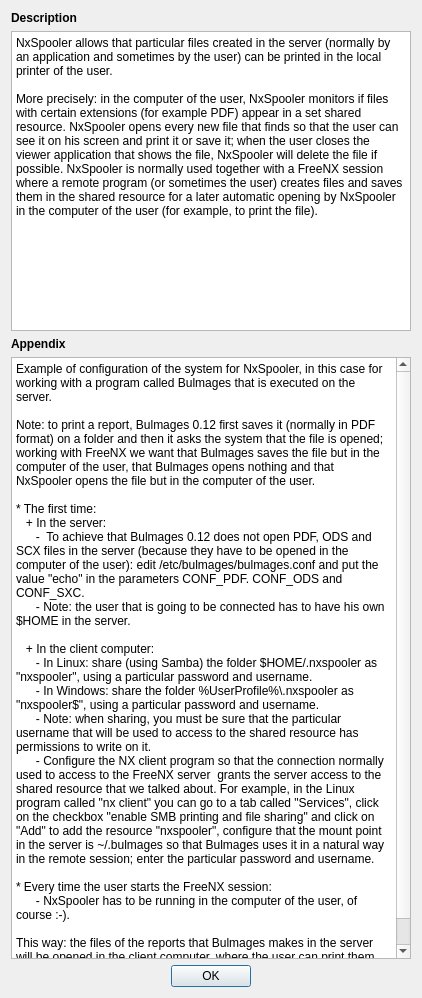
Before: the Qt Designer form trunk/helpDialog.ui in BackupTheBerlios/nxspooler-svn, drawn with Qt 5.
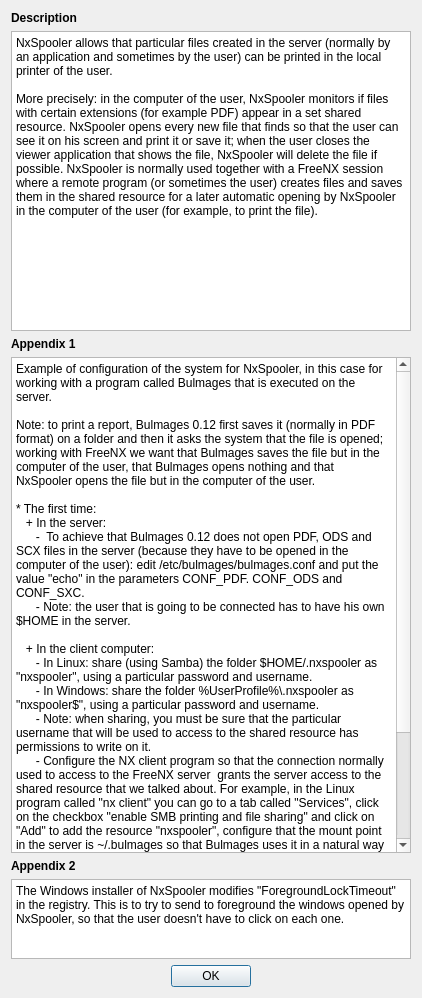
After: the same form once the commit is applied. Icons and pictures are not drawn.

Commit message: Added, in the help of NxSpooler, information about ForegroundLockTimeout.

The edit to the form file:
```diff
--- a/trunk/helpDialog.ui
+++ b/trunk/helpDialog.ui
@@ -20,8 +20,8 @@
    <iconset resource="nxspooler.qrc">
     <normaloff>:/img/nxspooler.png</normaloff>:/img/nxspooler.png</iconset>
   </property>
-  <layout class="QGridLayout" name="gridLayout">
-   <item row="0" column="0">
+  <layout class="QVBoxLayout" name="verticalLayout">
+   <item>
     <widget class="QLabel" name="label_description">
      <property name="font">
       <font>
@@ -34,7 +34,7 @@
      </property>
     </widget>
    </item>
-   <item row="1" column="0">
+   <item>
     <widget class="QPlainTextEdit" name="m_description">
      <property name="minimumSize">
       <size>
@@ -60,8 +60,8 @@
      </property>
     </widget>
    </item>
-   <item row="2" column="0">
-    <widget class="QLabel" name="label_appendix">
+   <item>
+    <widget class="QLabel" name="label_appendix_1">
      <property name="font">
       <font>
        <weight>75</weight>
@@ -69,12 +69,12 @@
       </font>
      </property>
      <property name="text">
-      <string>Appendix</string>
+      <string>Appendix 1</string>
      </property>
     </widget>
    </item>
-   <item row="3" column="0">
-    <widget class="QPlainTextEdit" name="m_appendix">
+   <item>
+    <widget class="QPlainTextEdit" name="m_appendix_1">
      <property name="minimumSize">
       <size>
        <width>400</width>
@@ -107,7 +107,42 @@
      </property>
     </widget>
    </item>
-   <item row="4" column="0">
+   <item>
+    <widget class="QLabel" name="label_appendix_2">
+     <property name="font">
+      <font>
+       <weight>75</weight>
+       <bold>true</bold>
+      </font>
+     </property>
+     <property name="text">
+      <string>Appendix 2</string>
+     </property>
+    </widget>
+   </item>
+   <item>
+    <widget class="QPlainTextEdit" name="m_appendix_2">
+     <property name="minimumSize">
+      <size>
+       <width>400</width>
+       <height>0</height>
+      </size>
+     </property>
+     <property name="maximumSize">
+      <size>
+       <width>16777215</width>
+       <height>80</height>
+      </size>
+     </property>
+     <property name="plainText">
+      <string>The Windows installer of NxSpooler modifies &quot;ForegroundLockTimeout&quot; in the registry. This is to try to send to foreground the windows opened by NxSpooler, so that the user doesn't have to click on each one.</string>
+     </property>
+     <property name="textInteractionFlags">
+      <set>Qt::TextSelectableByKeyboard|Qt::TextSelectableByMouse</set>
+     </property>
+    </widget>
+   </item>
+   <item>
     <widget class="QDialogButtonBox" name="buttonBox">
      <property name="orientation">
       <enum>Qt::Horizontal</enum>
```
Left out of the diff: 6 changed lines with no effect on the pictures. The commit also changes 1 other file.
